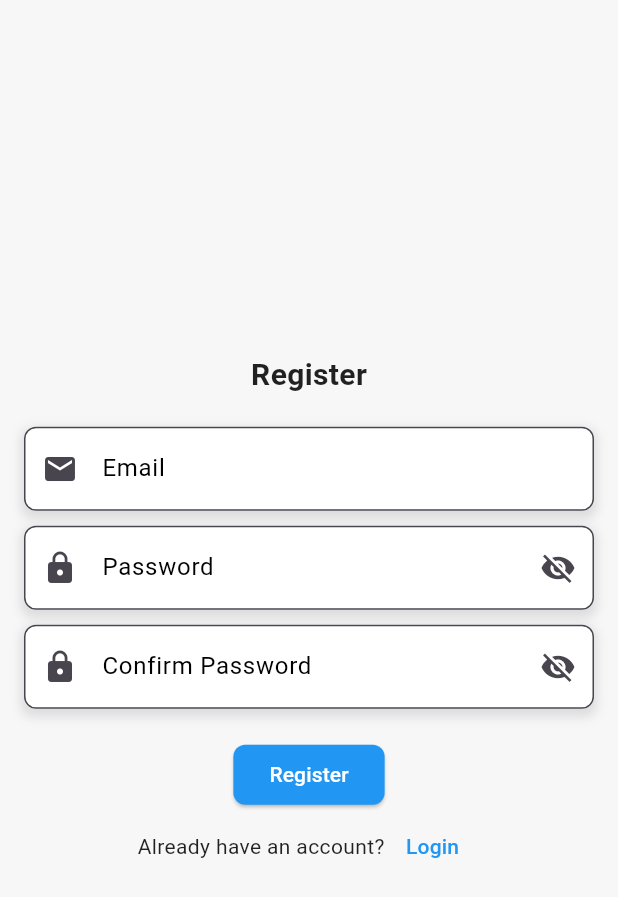
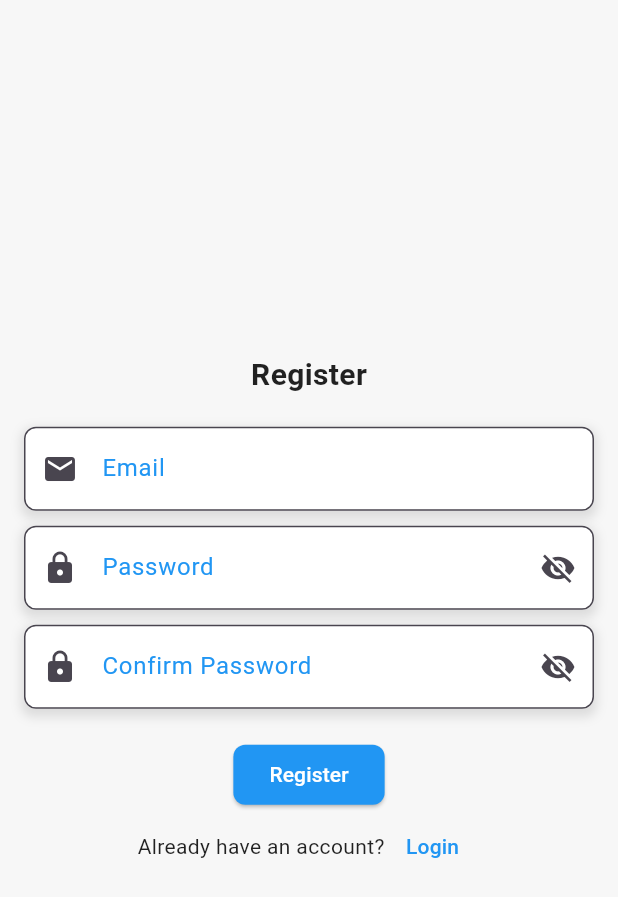
Before and after one commit to Shijuspc/sampletask, a Flutter app: the screen it shows once a user with an empty profile is signed in, after a tap on the "logout" icon, after a tap on "Register", on a phone screen of 412 x 824 dp. Shown: the top 897 px of the screen. Run offline on Flutter 3.47's test engine with Material 3 defaults, Android fonts, the phone set to English and light mode, and no system bars; our stand-ins replace cloud_firestore, firebase_auth, firebase_core, firebase_messaging, flutter_local_notifications, flutter_riverpod and 2 more; accounts and stored records are empty; network calls fail.

Commit message:
dark mode stored local shared preferences

```diff
--- /dev/null
+++ b/devtools_options.yaml
@@ -0,0 +1,3 @@
+description: This file stores settings for Dart & Flutter DevTools.
+documentation: https://docs.flutter.dev/tools/devtools/extensions#configure-extension-enablement-states
+extensions:
--- a/lib/app.dart
+++ b/lib/app.dart
@@ -1,11 +1,17 @@
 import 'package:flutter/material.dart';
 import 'package:flutter_riverpod/flutter_riverpod.dart';
+import 'package:shared_preferences/shared_preferences.dart';
 
 import 'auth/auth_controller.dart';
 import 'auth/login_screen.dart';
 import 'tasks/task_list_screen.dart';
 import 'theme/app_theme.dart';
 import 'theme/theme_provider.dart';
+
+final themeInitializerProvider = FutureProvider<bool>((ref) async {
+  final prefs = await SharedPreferences.getInstance();
+  return prefs.getBool('isDarkMode') ?? false;
+});
 
 class MyApp extends ConsumerWidget {
   @override
--- a/lib/auth/login_screen.dart
+++ b/lib/auth/login_screen.dart
@@ -97,7 +97,6 @@ class _LoginScreenState extends ConsumerState<LoginScreen> {
       IconData icon, bool isPassword) {
     return Container(
       decoration: BoxDecoration(
-        color: Colors.white,
         boxShadow: [
           BoxShadow(
             color: Colors.grey.withOpacity(0.3),
@@ -126,8 +125,6 @@ class _LoginScreenState extends ConsumerState<LoginScreen> {
                 )
               : null,
           border: OutlineInputBorder(borderRadius: BorderRadius.circular(8)),
-          filled: true,
-          fillColor: Colors.white,
         ),
         obscureText: isPassword ? !isPasswordVisible : false,
       ),
--- a/lib/auth/signup_screen.dart
+++ b/lib/auth/signup_screen.dart
@@ -112,7 +112,6 @@ class _SignUpScreenState extends ConsumerState<SignUpScreen> {
       {bool isConfirm = false}) {
     return Container(
       decoration: BoxDecoration(
-        color: Colors.white,
         boxShadow: [
           BoxShadow(
             color: Colors.grey.withOpacity(0.3),
@@ -149,8 +148,6 @@ class _SignUpScreenState extends ConsumerState<SignUpScreen> {
                 )
               : null,
           border: OutlineInputBorder(borderRadius: BorderRadius.circular(8)),
-          filled: true,
-          fillColor: Colors.white,
         ),
         obscureText: isPassword
             ? (isConfirm ? !isConfirmPasswordVisible : !isPasswordVisible)
--- a/lib/main.dart
+++ b/lib/main.dart
@@ -1,14 +1,27 @@
 import 'package:firebase_core/firebase_core.dart';
 import 'package:flutter/material.dart';
 import 'package:flutter_riverpod/flutter_riverpod.dart';
+import 'package:shared_preferences/shared_preferences.dart';
 
 import 'app.dart';
 import 'notifications/fcm_service.dart';
+import 'theme/theme_provider.dart';
 
 void main() async {
   WidgetsFlutterBinding.ensureInitialized();
   await Firebase.initializeApp();
   await FCMService().init();
   await requestNotificationPermission();
-  runApp(ProviderScope(child: MyApp()));
+
+  final prefs = await SharedPreferences.getInstance();
+  final isDarkMode = prefs.getBool('isDarkMode') ?? false;
+
+  runApp(
+    ProviderScope(
+      overrides: [
+        themeProvider.overrideWith((ref) => ThemeNotifier(isDarkMode)),
+      ],
+      child: MyApp(),
+    ),
+  );
 }
--- a/lib/tasks/task_list_screen.dart
+++ b/lib/tasks/task_list_screen.dart
@@ -59,7 +59,7 @@ class _TaskListScreenState extends ConsumerState<TaskListScreen> {
               Switch(
                 value: ref.watch(themeProvider),
                 onChanged: (value) =>
-                    ref.read(themeProvider.notifier).state = value,
+                    ref.read(themeProvider.notifier).toggleTheme(value),
               ),
             ],
           ),
--- a/lib/theme/app_theme.dart
+++ b/lib/theme/app_theme.dart
@@ -5,14 +5,13 @@ ThemeData lightTheme = ThemeData(
   primarySwatch: Colors.blue,
   scaffoldBackgroundColor: const Color.fromARGB(255, 247, 247, 247),
   textTheme: TextTheme(
-    bodyMedium: TextStyle(
-      color: Colors.black87,
-    ),
+    bodyMedium: TextStyle(color: Colors.black87),
+    titleMedium: TextStyle(color: Colors.black),
   ),
   elevatedButtonTheme: ElevatedButtonThemeData(
     style: ElevatedButton.styleFrom(
-      backgroundColor: Colors.blue, // Button background
-      foregroundColor: Colors.white, // Text color
+      backgroundColor: Colors.blue,
+      foregroundColor: Colors.white,
       shape: RoundedRectangleBorder(
         borderRadius: BorderRadius.circular(8),
       ),
@@ -20,12 +19,11 @@ ThemeData lightTheme = ThemeData(
   ),
   textButtonTheme: TextButtonThemeData(
     style: TextButton.styleFrom(
-      foregroundColor: Colors.blue, // Text button color
+      foregroundColor: Colors.blue,
     ),
   ),
   inputDecorationTheme: InputDecorationTheme(
     filled: true,
-    hintStyle: TextStyle(color: Colors.black),
     fillColor: Colors.white,
     border: OutlineInputBorder(
       borderRadius: BorderRadius.circular(8),
@@ -35,20 +33,25 @@ ThemeData lightTheme = ThemeData(
       borderRadius: BorderRadius.circular(8),
       borderSide: BorderSide(color: Colors.blue, width: 2),
     ),
-    labelStyle: TextStyle(color: Colors.black),
+    labelStyle: TextStyle(color: Colors.blue),
+  ),
+  textSelectionTheme: TextSelectionThemeData(
+    cursorColor: Colors.blue,
   ),
 );
 
 ThemeData darkTheme = ThemeData(
   brightness: Brightness.dark,
   primarySwatch: Colors.blue,
+  scaffoldBackgroundColor: const Color.fromARGB(255, 21, 21, 21),
   textTheme: TextTheme(
     bodyMedium: TextStyle(color: Colors.white),
+    titleMedium: TextStyle(color: Colors.white),
   ),
   elevatedButtonTheme: ElevatedButtonThemeData(
     style: ElevatedButton.styleFrom(
-      backgroundColor: Colors.blue, // Button background
-      foregroundColor: Colors.white, // Text color
+      backgroundColor: Colors.blue,
+      foregroundColor: Colors.white,
       shape: RoundedRectangleBorder(
         borderRadius: BorderRadius.circular(8),
       ),
@@ -56,12 +59,12 @@ ThemeData darkTheme = ThemeData(
   ),
   textButtonTheme: TextButtonThemeData(
     style: TextButton.styleFrom(
-      foregroundColor: Colors.blue, // Text button color
+      foregroundColor: Colors.blue,
     ),
   ),
   inputDecorationTheme: InputDecorationTheme(
     filled: true,
-    fillColor: Colors.grey[800], // Dark mode text field background
+    fillColor: Colors.grey[800],
     border: OutlineInputBorder(
       borderRadius: BorderRadius.circular(8),
       borderSide: BorderSide(color: Colors.blue),
@@ -70,6 +73,9 @@ ThemeData darkTheme = ThemeData(
       borderRadius: BorderRadius.circular(8),
       borderSide: BorderSide(color: Colors.blue, width: 2),
     ),
-    labelStyle: TextStyle(color: Colors.black),
+    labelStyle: TextStyle(color: Colors.blue),
+  ),
+  textSelectionTheme: TextSelectionThemeData(
+    cursorColor: Colors.blue,
   ),
 );
--- a/lib/theme/theme_provider.dart
+++ b/lib/theme/theme_provider.dart
@@ -1,3 +1,16 @@
 import 'package:flutter_riverpod/flutter_riverpod.dart';
+import 'package:shared_preferences/shared_preferences.dart';
 
-final themeProvider = StateProvider<bool>((ref) => false);
+class ThemeNotifier extends StateNotifier<bool> {
+  ThemeNotifier(bool isDark) : super(isDark);
+
+  Future<void> toggleTheme(bool isDark) async {
+    state = isDark;
+    final prefs = await SharedPreferences.getInstance();
+    await prefs.setBool('isDarkMode', isDark);
+  }
+}
+
+final themeProvider = StateNotifierProvider<ThemeNotifier, bool>((ref) {
+  throw UnimplementedError();
+});
--- a/pubspec.yaml
+++ b/pubspec.yaml
@@ -42,6 +42,7 @@ dependencies:
   flutter_riverpod: ^2.6.1
   flutter_local_notifications: ^18.0.1
   permission_handler: ^11.4.0
+  shared_preferences: ^2.5.2
 
 dev_dependencies:
   flutter_test:
```
Also changed, not shown: pubspec.lock, 1 other file.
